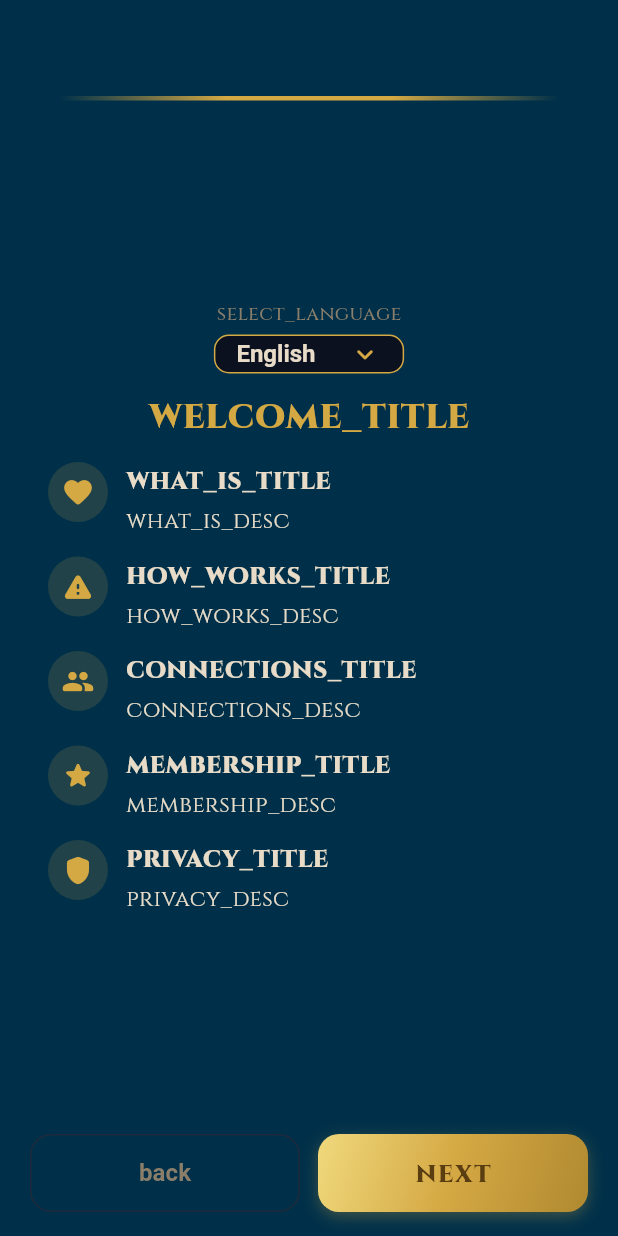
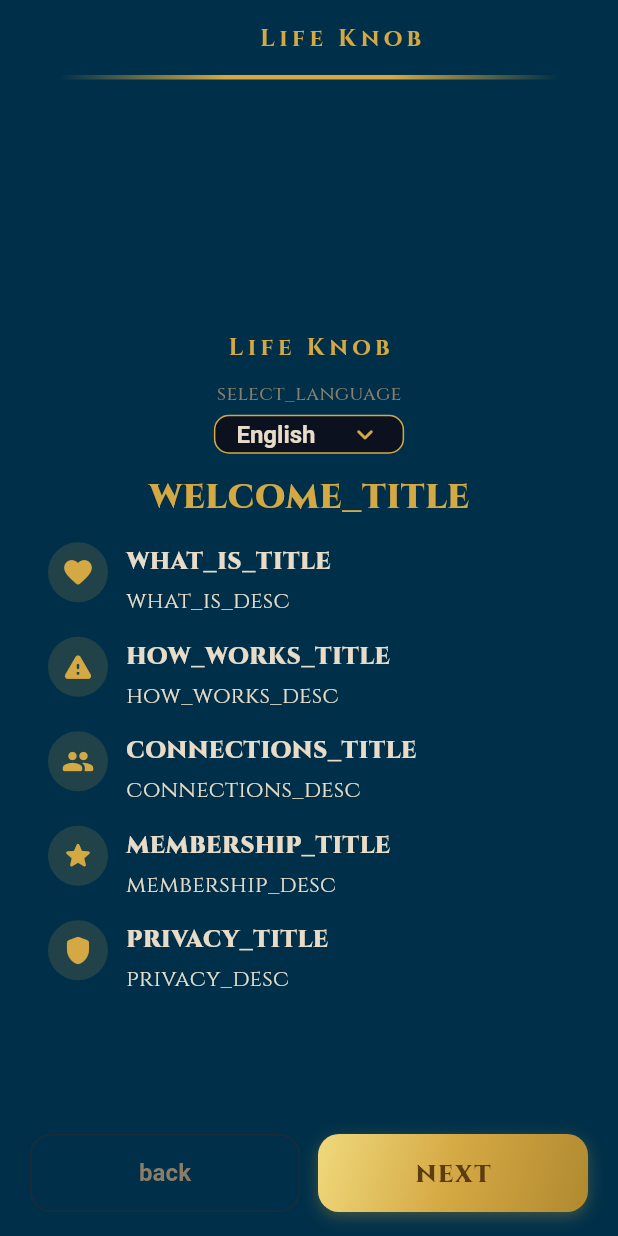
Before and after one commit to anirudhatalmale6-alt/lifeknob-flutter, a Flutter app: the screen it shows after launch, after a tap on "next", on a phone screen of 412 x 824 dp. Run offline on Flutter 3.47's test engine with Material 3 defaults, Android fonts, the phone set to English and light mode, and no system bars; our stand-ins replace flutter_svg, google_fonts, image_picker, qr_flutter, shared_preferences; accounts and stored records are empty; network calls fail.

Commit message:
Add LIFE KNOB text to language page, header bar, and welcome page to match LK Task 0025/0026 design

```diff
--- a/lib/screens/onboarding_screen.dart
+++ b/lib/screens/onboarding_screen.dart
@@ -300,8 +300,15 @@ class _OnboardingScreenState extends State<OnboardingScreen> {
           children: [
             if (_page > 0) ...[
               Padding(
-                padding: const EdgeInsets.fromLTRB(20, 12, 20, 0),
-                child: Center(child: SizedBox(height: 44, child: _logoWidget(height: 44, logoKey: 'header'))),
+                padding: const EdgeInsets.fromLTRB(20, 10, 20, 0),
+                child: Row(
+                  mainAxisAlignment: MainAxisAlignment.center,
+                  children: [
+                    SizedBox(height: 32, width: 32, child: _logoWidget(height: 32, width: 32, logoKey: 'header')),
+                    const SizedBox(width: 10),
+                    Text('Life Knob', style: LKTheme.heading(size: 16, color: LKTheme.gold)),
+                  ],
+                ),
               ),
               Padding(
                 padding: const EdgeInsets.fromLTRB(40, 8, 40, 6),
@@ -358,7 +365,9 @@ class _OnboardingScreenState extends State<OnboardingScreen> {
     return Padding(key: const ValueKey('lang'), padding: const EdgeInsets.symmetric(horizontal: 32),
       child: Column(mainAxisAlignment: MainAxisAlignment.center, children: [
         SizedBox(width: 180, height: 170, child: _logoWidget(width: 180, height: 170, logoKey: 'registration')),
-        const SizedBox(height: 40),
+        const SizedBox(height: 16),
+        Text('Life Knob', style: LKTheme.heading(size: 24, color: LKTheme.gold)),
+        const SizedBox(height: 24),
         Text(_t('select_language'), style: const TextStyle(fontSize: 18, fontWeight: FontWeight.w700, color: LKTheme.textPrimary)),
         const SizedBox(height: 12),
         Container(width: double.infinity, padding: const EdgeInsets.symmetric(horizontal: 16),
@@ -375,7 +384,11 @@ class _OnboardingScreenState extends State<OnboardingScreen> {
   Widget _buildWelcome() {
     return SingleChildScrollView(key: const ValueKey('welcome'), padding: const EdgeInsets.symmetric(horizontal: 32),
       child: Column(crossAxisAlignment: CrossAxisAlignment.start, children: [
+        const SizedBox(height: 8),
+        Center(child: SizedBox(width: 80, height: 80, child: _logoWidget(width: 80, height: 80, logoKey: 'registration'))),
         const SizedBox(height: 6),
+        Center(child: Text('Life Knob', style: LKTheme.heading(size: 16, color: LKTheme.gold))),
+        const SizedBox(height: 10),
         Center(child: Column(children: [
           Text(_t('select_language'), style: const TextStyle(fontSize: 13, color: LKTheme.textSecondary, fontWeight: FontWeight.w500)),
           const SizedBox(height: 4),
```
